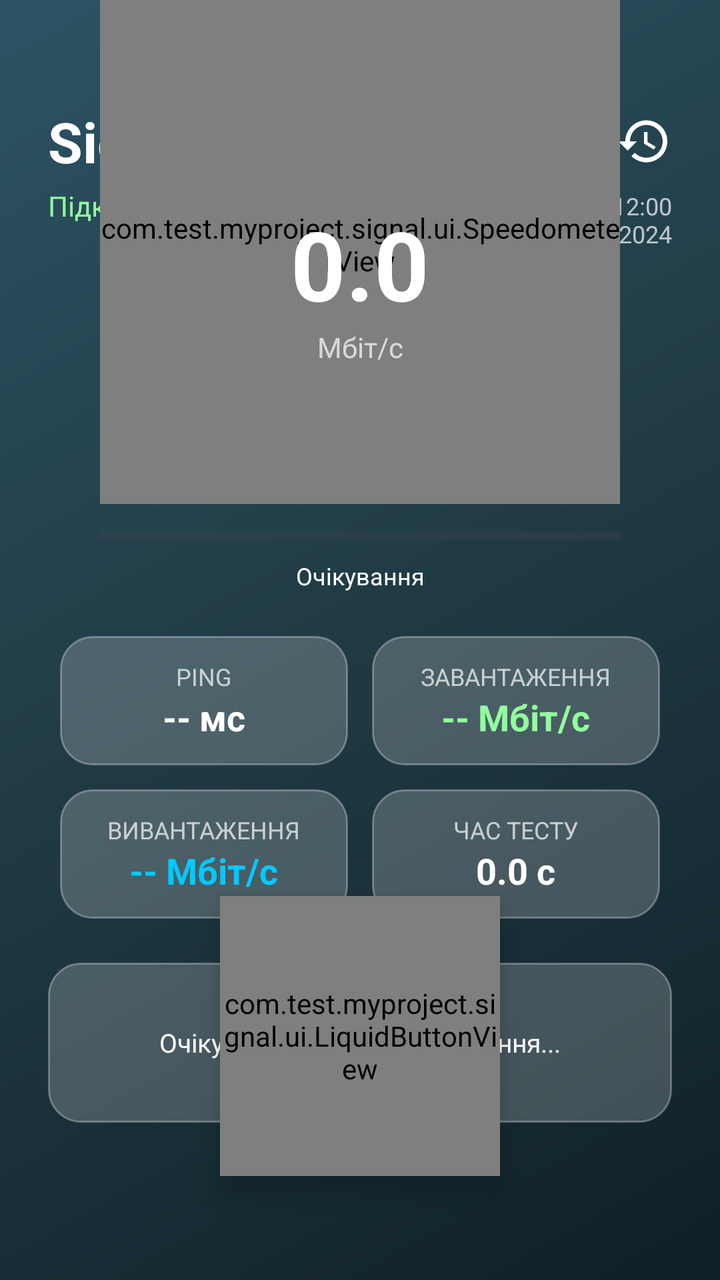
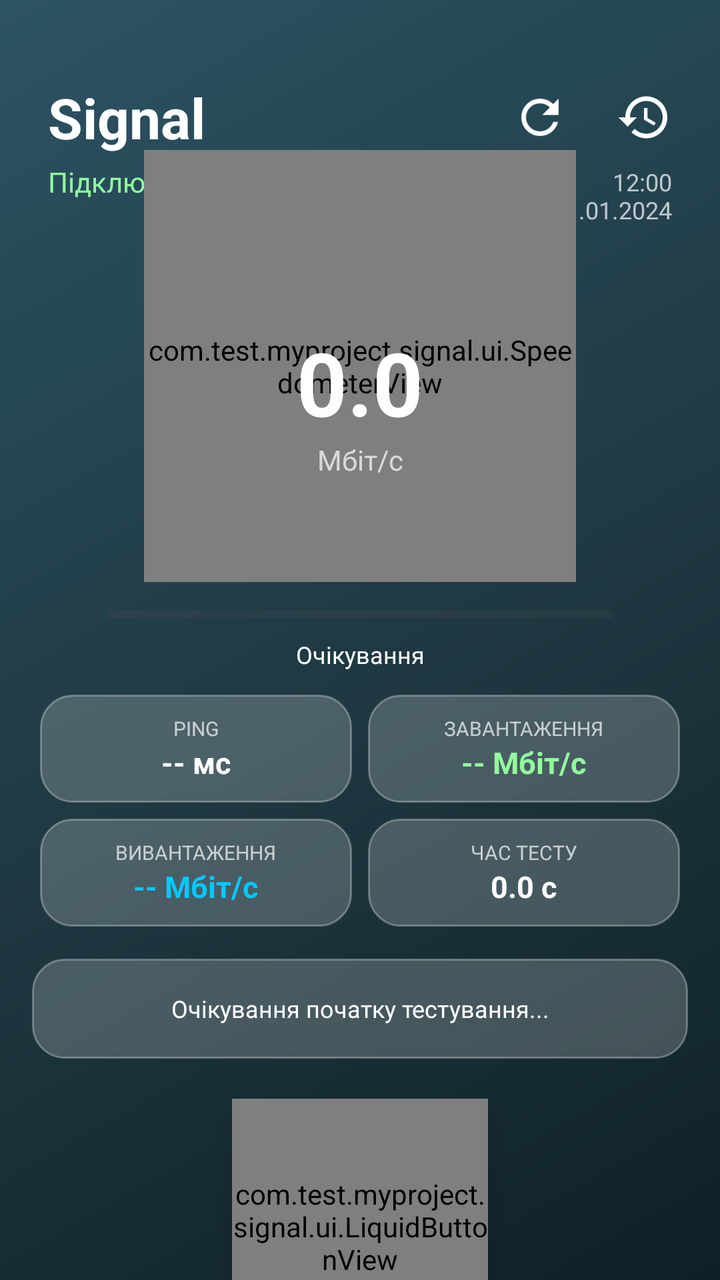

Before-and-after screenshots of an Android layout around one commit, followed by the original layout XML and the change that was made.
<!-- AndroidManifest.xml: activity theme Theme.Signal -->
<!-- res/layout/activity_main.xml -->
<?xml version="1.0" encoding="utf-8"?>
<androidx.constraintlayout.widget.ConstraintLayout xmlns:android="http://schemas.android.com/apk/res/android"
    xmlns:app="http://schemas.android.com/apk/res-auto"
    xmlns:tools="http://schemas.android.com/tools"
    android:layout_width="match_parent"
    android:layout_height="match_parent"
    android:background="@drawable/gradient_background"
    tools:context=".ui.MainActivity">

    <TextView
        android:id="@+id/tvAppTitle"
        android:layout_width="0dp"
        android:layout_height="wrap_content"
        android:layout_marginStart="24dp"
        android:layout_marginTop="52dp"
        android:text="Signal"
        android:textColor="#FFFFFF"
        android:textSize="28sp"
        android:textStyle="bold"
        app:layout_constraintEnd_toStartOf="@+id/btnRefresh"
        app:layout_constraintStart_toStartOf="parent"
        app:layout_constraintTop_toTopOf="parent" />

    <TextView
        android:id="@+id/tvNetworkType"
        android:layout_width="0dp"
        android:layout_height="wrap_content"
        android:layout_marginTop="4dp"
        android:text="Підключення: Перевірка..."
        android:textColor="#92FE9D"
        android:textSize="14sp"
        app:layout_constraintEnd_toStartOf="@+id/tvDateTime"
        app:layout_constraintStart_toStartOf="@+id/tvAppTitle"
        app:layout_constraintTop_toBottomOf="@+id/tvAppTitle" />

    <ImageView
        android:id="@+id/btnHistory"
        android:layout_width="48dp"
        android:layout_height="48dp"
        android:layout_marginEnd="14dp"
        android:background="?attr/selectableItemBackgroundBorderless"
        android:clickable="true"
        android:focusable="true"
        android:padding="10dp"
        android:src="@drawable/ic_history"
        app:layout_constraintBottom_toBottomOf="@+id/tvAppTitle"
        app:layout_constraintEnd_toEndOf="parent"
        app:layout_constraintTop_toTopOf="@+id/tvAppTitle"
        app:tint="#FFFFFF" />

    <ImageView
        android:id="@+id/btnRefresh"
        android:layout_width="48dp"
        android:layout_height="48dp"
        android:layout_marginEnd="4dp"
        android:background="?attr/selectableItemBackgroundBorderless"
        android:clickable="true"
        android:focusable="true"
        android:padding="10dp"
        android:src="@drawable/ic_refresh"
        app:layout_constraintBottom_toBottomOf="@+id/btnHistory"
        app:layout_constraintEnd_toStartOf="@+id/btnHistory"
        app:layout_constraintTop_toTopOf="@+id/btnHistory"
        app:tint="#FFFFFF" />

    <TextView
        android:id="@+id/tvDateTime"
        android:layout_width="wrap_content"
        android:layout_height="wrap_content"
        android:layout_marginEnd="24dp"
        android:gravity="end"
        android:text="12:00\n01.01.2024"
        android:textColor="#B3FFFFFF"
        android:textSize="12sp"
        app:layout_constraintEnd_toEndOf="parent"
        app:layout_constraintTop_toBottomOf="@+id/btnHistory" />

    <FrameLayout
        android:id="@+id/speedometerContainer"
        android:layout_width="260dp"
        android:layout_height="260dp"
        android:layout_marginTop="16dp"
        app:layout_constraintBottom_toTopOf="@+id/progressBarTest"
        app:layout_constraintEnd_toEndOf="parent"
        app:layout_constraintStart_toStartOf="parent"
        app:layout_constraintTop_toBottomOf="@+id/tvDateTime"
        app:layout_constraintVertical_chainStyle="packed">

        <com.test.myproject.signal.ui.SpeedometerView
            android:id="@+id/speedometerView"
            android:layout_width="match_parent"
            android:layout_height="match_parent" />

        <androidx.constraintlayout.widget.ConstraintLayout
            android:layout_width="match_parent"
            android:layout_height="match_parent">

            <TextView
                android:id="@+id/tvCurrentSpeed"
                android:layout_width="wrap_content"
                android:layout_height="wrap_content"
                android:text="0.0"
                android:textColor="#FFFFFF"
                android:textSize="48sp"
                android:textStyle="bold"
                app:layout_constraintBottom_toBottomOf="parent"
                app:layout_constraintEnd_toEndOf="parent"
                app:layout_constraintStart_toStartOf="parent"
                app:layout_constraintTop_toTopOf="parent"
                app:layout_constraintVertical_bias="0.55" />

            <TextView
                android:id="@+id/tvSpeedUnit"
                android:layout_width="wrap_content"
                android:layout_height="wrap_content"
                android:text="Мбіт/с"
                android:textColor="#B3FFFFFF"
                android:textSize="14sp"
                app:layout_constraintEnd_toEndOf="@+id/tvCurrentSpeed"
                app:layout_constraintStart_toStartOf="@+id/tvCurrentSpeed"
                app:layout_constraintTop_toBottomOf="@+id/tvCurrentSpeed" />
        </androidx.constraintlayout.widget.ConstraintLayout>
    </FrameLayout>

    <ProgressBar
        android:id="@+id/progressBarTest"
        style="?android:attr/progressBarStyleHorizontal"
        android:layout_width="260dp"
        android:layout_height="wrap_content"
        android:layout_marginTop="8dp"
        android:max="100"
        android:progress="0"
        android:progressTint="#00C9FF"
        app:layout_constraintBottom_toTopOf="@+id/tvTestState"
        app:layout_constraintEnd_toEndOf="parent"
        app:layout_constraintStart_toStartOf="parent"
        app:layout_constraintTop_toBottomOf="@+id/speedometerContainer" />

    <TextView
        android:id="@+id/tvTestState"
        android:layout_width="wrap_content"
        android:layout_height="wrap_content"
        android:layout_marginTop="4dp"
        android:layout_marginBottom="16dp"
        android:text="Очікування"
        android:textColor="#FFFFFF"
        android:textSize="12sp"
        app:layout_constraintBottom_toTopOf="@+id/gridResults"
        app:layout_constraintEnd_toEndOf="parent"
        app:layout_constraintStart_toStartOf="parent"
        app:layout_constraintTop_toBottomOf="@id/progressBarTest" />

    <GridLayout
        android:id="@+id/gridResults"
        android:layout_width="0dp"
        android:layout_height="wrap_content"
        android:layout_marginHorizontal="24dp"
        android:layout_marginBottom="16dp"
        android:columnCount="2"
        android:rowCount="2"
        app:layout_constraintBottom_toTopOf="@+id/tvConclusion"
        app:layout_constraintEnd_toEndOf="parent"
        app:layout_constraintStart_toStartOf="parent"
        app:layout_constraintTop_toBottomOf="@+id/tvTestState">

        <LinearLayout
            android:layout_width="0dp"
            android:layout_height="wrap_content"
            android:layout_rowWeight="1"
            android:layout_columnWeight="1"
            android:layout_margin="6dp"
            android:background="@drawable/card_background"
            android:gravity="center"
            android:orientation="vertical"
            android:paddingHorizontal="8dp"
            android:paddingVertical="12dp">

            <TextView
                android:layout_width="wrap_content"
                android:layout_height="wrap_content"
                android:text="PING"
                android:textColor="#B3FFFFFF"
                android:textSize="12sp" />

            <TextView
                android:id="@+id/tvPing"
                android:layout_width="wrap_content"
                android:layout_height="wrap_content"
                android:text="-- мс"
                android:textColor="#FFFFFF"
                android:textSize="18sp"
                android:textStyle="bold" />
        </LinearLayout>

        <LinearLayout
            android:layout_width="0dp"
            android:layout_height="wrap_content"
            android:layout_rowWeight="1"
            android:layout_columnWeight="1"
            android:layout_margin="6dp"
            android:background="@drawable/card_background"
            android:gravity="center"
            android:orientation="vertical"
            android:paddingHorizontal="8dp"
            android:paddingVertical="12dp">

            <TextView
                android:layout_width="wrap_content"
                android:layout_height="wrap_content"
                android:text="ЗАВАНТАЖЕННЯ"
                android:textColor="#B3FFFFFF"
                android:textSize="12sp" />

            <TextView
                android:id="@+id/tvDownload"
                android:layout_width="wrap_content"
                android:layout_height="wrap_content"
                android:text="-- Мбіт/с"
                android:textColor="#92FE9D"
                android:textSize="18sp"
                android:textStyle="bold" />
        </LinearLayout>

        <LinearLayout
            android:layout_width="0dp"
            android:layout_height="wrap_content"
            android:layout_rowWeight="1"
            android:layout_columnWeight="1"
            android:layout_margin="6dp"
            android:background="@drawable/card_background"
            android:gravity="center"
            android:orientation="vertical"
            android:paddingHorizontal="8dp"
            android:paddingVertical="12dp">

            <TextView
                android:layout_width="wrap_content"
                android:layout_height="wrap_content"
                android:text="ВИВАНТАЖЕННЯ"
                android:textColor="#B3FFFFFF"
                android:textSize="12sp" />

            <TextView
                android:id="@+id/tvUpload"
                android:layout_width="wrap_content"
                android:layout_height="wrap_content"
                android:text="-- Мбіт/с"
                android:textColor="#00C9FF"
                android:textSize="18sp"
                android:textStyle="bold" />
        </LinearLayout>

        <LinearLayout
            android:layout_width="0dp"
            android:layout_height="wrap_content"
            android:layout_rowWeight="1"
            android:layout_columnWeight="1"
            android:layout_margin="6dp"
            android:background="@drawable/card_background"
            android:gravity="center"
            android:orientation="vertical"
            android:paddingHorizontal="8dp"
            android:paddingVertical="12dp">

            <TextView
                android:layout_width="wrap_content"
                android:layout_height="wrap_content"
                android:text="ЧАС ТЕСТУ"
                android:textColor="#B3FFFFFF"
                android:textSize="12sp" />

            <TextView
                android:id="@+id/tvDuration"
                android:layout_width="wrap_content"
                android:layout_height="wrap_content"
                android:text="0.0 с"
                android:textColor="#FFFFFF"
                android:textSize="18sp"
                android:textStyle="bold" />
        </LinearLayout>
    </GridLayout>

    <TextView
        android:id="@+id/tvConclusion"
        android:layout_width="0dp"
        android:layout_height="wrap_content"
        android:layout_marginHorizontal="24dp"
        android:layout_marginBottom="16dp"
        android:background="@drawable/card_background"
        android:gravity="center"
        android:minHeight="80dp"
        android:padding="16dp"
        android:text="Очікування початку тестування..."
        android:textColor="#FFFFFF"
        android:textSize="13sp"
        app:layout_constraintBottom_toTopOf="@+id/btnStartContainer"
        app:layout_constraintEnd_toEndOf="parent"
        app:layout_constraintStart_toStartOf="parent"
        app:layout_constraintTop_toBottomOf="@+id/gridResults" />

    <FrameLayout
        android:id="@+id/btnStartContainer"
        android:layout_width="180dp"
        android:layout_height="180dp"
        android:layout_marginBottom="32dp"
        app:layout_constraintBottom_toBottomOf="parent"
        app:layout_constraintEnd_toEndOf="parent"
        app:layout_constraintStart_toStartOf="parent">

        <com.test.myproject.signal.ui.LiquidButtonView
            android:id="@+id/btnStartTest"
            android:layout_width="140dp"
            android:layout_height="140dp"
            android:layout_gravity="center"
            android:elevation="8dp" />
    </FrameLayout>

</androidx.constraintlayout.widget.ConstraintLayout>
<!-- resources referenced by this layout -->
<resources>
  <!-- drawable card_background (drawable) -->
  <?xml version="1.0" encoding="utf-8"?>
  <shape xmlns:android="http://schemas.android.com/apk/res/android">
      <solid android:color="#33FFFFFF" />
      <corners android:radius="16dp" />
      <stroke
          android:width="1dp"
          android:color="#4DFFFFFF" />
  </shape>
  <!-- drawable gradient_background (drawable) -->
  <?xml version="1.0" encoding="utf-8"?>
  <shape xmlns:android="http://schemas.android.com/apk/res/android">
      <gradient
          android:angle="135"
          android:centerColor="#203A43"
          android:endColor="#2C5364"
          android:startColor="#0F2027"
          android:type="linear" />
  </shape>
  <!-- drawable ic_history (drawable) -->
  <vector xmlns:android="http://schemas.android.com/apk/res/android"
      android:width="24dp"
      android:height="24dp"
      android:tint="#FFFFFF"
      android:viewportWidth="24"
      android:viewportHeight="24">
      <path
          android:fillColor="@android:color/white"
          android:pathData="M13,3c-4.97,0 -9,4.03 -9,9L1,12l3.89,3.89l0.07,0.14L9,12H6c0,-3.87 3.13,-7 7,-7s7,3.13 7,7 -3.13,7 -7,7c-1.93,0 -3.68,-0.79 -4.94,-2.06l-1.42,1.42C8.27,19.99 10.51,21 13,21c4.97,0 9,-4.03 9,-9s-4.03,-9 -9,-9zM12,8v5l4.28,2.54 0.72,-1.21 -3.5,-2.08V8H12z" />
  </vector>
  <!-- drawable ic_refresh (drawable) -->
  <?xml version="1.0" encoding="utf-8"?>
  <vector xmlns:android="http://schemas.android.com/apk/res/android"
      android:width="24dp"
      android:height="24dp"
      android:tint="#FFFFFF"
      android:viewportWidth="24"
      android:viewportHeight="24">
      <path
          android:fillColor="@android:color/white"
          android:pathData="M17.65,6.35C16.2,4.9 14.21,4 12,4c-4.42,0 -7.99,3.58 -7.99,8s3.57,8 7.99,8c3.73,0 6.84,-2.55 7.73,-6h-2.08c-0.82,2.33 -3.04,4 -5.65,4 -3.31,0 -6,-2.69 -6,-6s2.69,-6 6,-6c1.66,0 3.14,0.69 4.22,1.78L13,11h7V4l-2.35,2.35z" />
  </vector>
  <style name="Theme.Signal" parent="Base.Theme.Signal" />
  <style name="Base.Theme.Signal" parent="Theme.Material3.DayNight.NoActionBar" />
</resources>

<!-- the commit's change to res/layout/activity_main.xml (unified diff, before → after) -->
@@ -12,7 +12,7 @@
         android:layout_width="0dp"
         android:layout_height="wrap_content"
         android:layout_marginStart="24dp"
-        android:layout_marginTop="52dp"
+        android:layout_marginTop="40dp"
         android:text="Signal"
         android:textColor="#FFFFFF"
         android:textSize="28sp"
@@ -77,14 +77,17 @@
 
     <FrameLayout
         android:id="@+id/speedometerContainer"
-        android:layout_width="260dp"
-        android:layout_height="260dp"
-        android:layout_marginTop="16dp"
-        app:layout_constraintBottom_toTopOf="@+id/progressBarTest"
-        app:layout_constraintEnd_toEndOf="parent"
-        app:layout_constraintStart_toStartOf="parent"
-        app:layout_constraintTop_toBottomOf="@+id/tvDateTime"
-        app:layout_constraintVertical_chainStyle="packed">
+        android:layout_width="0dp"
+        android:layout_height="0dp"
+        android:layout_marginTop="8dp"
+        app:layout_constraintWidth_percent="0.6"
+        app:layout_constraintDimensionRatio="1:1"
+        app:layout_constraintVertical_chainStyle="packed"
+        app:layout_constraintVertical_bias="0.4"
+        app:layout_constraintBottom_toTopOf="@+id/tvServerLocation"
+        app:layout_constraintEnd_toEndOf="parent"
+        app:layout_constraintStart_toStartOf="parent"
+        app:layout_constraintTop_toBottomOf="@+id/tvDateTime">
 
         <com.test.myproject.signal.ui.SpeedometerView
             android:id="@+id/speedometerView"
@@ -97,12 +100,18 @@
 
             <TextView
                 android:id="@+id/tvCurrentSpeed"
-                android:layout_width="wrap_content"
-                android:layout_height="wrap_content"
+                android:layout_width="0dp"
+                android:layout_height="wrap_content"
+                android:layout_marginHorizontal="20dp"
+                android:gravity="center"
+                android:lines="1"
                 android:text="0.0"
                 android:textColor="#FFFFFF"
-                android:textSize="48sp"
+                android:textSize="44sp"
                 android:textStyle="bold"
+                app:autoSizeMaxTextSize="44sp"
+                app:autoSizeMinTextSize="24sp"
+                app:autoSizeTextType="uniform"
                 app:layout_constraintBottom_toBottomOf="parent"
                 app:layout_constraintEnd_toEndOf="parent"
                 app:layout_constraintStart_toStartOf="parent"
@@ -122,26 +131,55 @@
         </androidx.constraintlayout.widget.ConstraintLayout>
     </FrameLayout>
 
+    <TextView
+        android:id="@+id/tvServerLocation"
+        android:layout_width="0dp"
+        android:layout_height="wrap_content"
+        android:layout_marginTop="8dp"
+        android:layout_marginHorizontal="16dp"
+        android:gravity="center"
+        android:text="Сервер: Очікування..."
+        android:textColor="#F6D365"
+        android:textSize="12sp"
+        android:textStyle="bold"
+        android:visibility="gone"
+        app:layout_constraintBottom_toTopOf="@+id/connectionFlowView"
+        app:layout_constraintEnd_toEndOf="parent"
+        app:layout_constraintStart_toStartOf="parent"
+        app:layout_constraintTop_toBottomOf="@+id/speedometerContainer" />
+
+    <com.test.myproject.signal.ui.ConnectionFlowView
+        android:id="@+id/connectionFlowView"
+        android:layout_width="0dp"
+        android:layout_height="70dp"
+        android:layout_marginTop="8dp"
+        android:visibility="gone"
+        app:layout_constraintBottom_toTopOf="@+id/progressBarTest"
+        app:layout_constraintEnd_toEndOf="parent"
+        app:layout_constraintStart_toStartOf="parent"
+        app:layout_constraintTop_toBottomOf="@+id/tvServerLocation" />
+
     <ProgressBar
         android:id="@+id/progressBarTest"
         style="?android:attr/progressBarStyleHorizontal"
-        android:layout_width="260dp"
+        android:layout_width="0dp"
         android:layout_height="wrap_content"
         android:layout_marginTop="8dp"
+        app:layout_constraintWidth_percent="0.7"
         android:max="100"
         android:progress="0"
         android:progressTint="#00C9FF"
         app:layout_constraintBottom_toTopOf="@+id/tvTestState"
         app:layout_constraintEnd_toEndOf="parent"
         app:layout_constraintStart_toStartOf="parent"
-        app:layout_constraintTop_toBottomOf="@+id/speedometerContainer" />
+        app:layout_constraintTop_toBottomOf="@+id/connectionFlowView" />
 
     <TextView
         android:id="@+id/tvTestState"
         android:layout_width="wrap_content"
         android:layout_height="wrap_content"
         android:layout_marginTop="4dp"
-        android:layout_marginBottom="16dp"
+        android:layout_marginBottom="8dp"
         android:text="Очікування"
         android:textColor="#FFFFFF"
         android:textSize="12sp"
@@ -154,8 +192,8 @@
         android:id="@+id/gridResults"
         android:layout_width="0dp"
         android:layout_height="wrap_content"
-        android:layout_marginHorizontal="24dp"
-        android:layout_marginBottom="16dp"
+        android:layout_marginHorizontal="16dp"
+        android:layout_marginBottom="12dp"
         android:columnCount="2"
         android:rowCount="2"
         app:layout_constraintBottom_toTopOf="@+id/tvConclusion"
@@ -168,19 +206,19 @@
             android:layout_height="wrap_content"
             android:layout_rowWeight="1"
             android:layout_columnWeight="1"
-            android:layout_margin="6dp"
+            android:layout_margin="4dp"
             android:background="@drawable/card_background"
             android:gravity="center"
             android:orientation="vertical"
-            android:paddingHorizontal="8dp"
-            android:paddingVertical="12dp">
+            android:paddingHorizontal="4dp"
+            android:paddingVertical="10dp">
 
             <TextView
                 android:layout_width="wrap_content"
                 android:layout_height="wrap_content"
                 android:text="PING"
                 android:textColor="#B3FFFFFF"
-                android:textSize="12sp" />
+                android:textSize="10sp" />
 
             <TextView
                 android:id="@+id/tvPing"
@@ -188,7 +226,7 @@
                 android:layout_height="wrap_content"
                 android:text="-- мс"
                 android:textColor="#FFFFFF"
-                android:textSize="18sp"
+                android:textSize="15sp"
                 android:textStyle="bold" />
         </LinearLayout>
 
@@ -197,19 +235,19 @@
             android:layout_height="wrap_content"
             android:layout_rowWeight="1"
             android:layout_columnWeight="1"
-            android:layout_margin="6dp"
+            android:layout_margin="4dp"
             android:background="@drawable/card_background"
             android:gravity="center"
             android:orientation="vertical"
-            android:paddingHorizontal="8dp"
-            android:paddingVertical="12dp">
+            android:paddingHorizontal="4dp"
+            android:paddingVertical="10dp">
 
             <TextView
                 android:layout_width="wrap_content"
                 android:layout_height="wrap_content"
                 android:text="ЗАВАНТАЖЕННЯ"
                 android:textColor="#B3FFFFFF"
-                android:textSize="12sp" />
+                android:textSize="10sp" />
 
             <TextView
                 android:id="@+id/tvDownload"
@@ -217,7 +255,7 @@
                 android:layout_height="wrap_content"
                 android:text="-- Мбіт/с"
                 android:textColor="#92FE9D"
-                android:textSize="18sp"
+                android:textSize="15sp"
                 android:textStyle="bold" />
         </LinearLayout>
 
@@ -226,19 +264,19 @@
             android:layout_height="wrap_content"
             android:layout_rowWeight="1"
             android:layout_columnWeight="1"
-            android:layout_margin="6dp"
+            android:layout_margin="4dp"
             android:background="@drawable/card_background"
             android:gravity="center"
             android:orientation="vertical"
-            android:paddingHorizontal="8dp"
-            android:paddingVertical="12dp">
+            android:paddingHorizontal="4dp"
+            android:paddingVertical="10dp">
 
             <TextView
                 android:layout_width="wrap_content"
                 android:layout_height="wrap_content"
                 android:text="ВИВАНТАЖЕННЯ"
                 android:textColor="#B3FFFFFF"
-                android:textSize="12sp" />
+                android:textSize="10sp" />
 
             <TextView
                 android:id="@+id/tvUpload"
@@ -246,7 +284,7 @@
                 android:layout_height="wrap_content"
                 android:text="-- Мбіт/с"
                 android:textColor="#00C9FF"
-                android:textSize="18sp"
+                android:textSize="15sp"
                 android:textStyle="bold" />
         </LinearLayout>
 
@@ -255,19 +293,19 @@
             android:layout_height="wrap_content"
             android:layout_rowWeight="1"
             android:layout_columnWeight="1"
-            android:layout_margin="6dp"
+            android:layout_margin="4dp"
             android:background="@drawable/card_background"
             android:gravity="center"
             android:orientation="vertical"
-            android:paddingHorizontal="8dp"
-            android:paddingVertical="12dp">
+            android:paddingHorizontal="4dp"
+            android:paddingVertical="10dp">
 
             <TextView
                 android:layout_width="wrap_content"
                 android:layout_height="wrap_content"
                 android:text="ЧАС ТЕСТУ"
                 android:textColor="#B3FFFFFF"
-                android:textSize="12sp" />
+                android:textSize="10sp" />
 
             <TextView
                 android:id="@+id/tvDuration"
@@ -275,7 +313,7 @@
                 android:layout_height="wrap_content"
                 android:text="0.0 с"
                 android:textColor="#FFFFFF"
-                android:textSize="18sp"
+                android:textSize="15sp"
                 android:textStyle="bold" />
         </LinearLayout>
     </GridLayout>
@@ -284,15 +322,15 @@
         android:id="@+id/tvConclusion"
         android:layout_width="0dp"
         android:layout_height="wrap_content"
-        android:layout_marginHorizontal="24dp"
-        android:layout_marginBottom="16dp"
+        android:layout_marginHorizontal="16dp"
+        android:layout_marginBottom="12dp"
         android:background="@drawable/card_background"
         android:gravity="center"
-        android:minHeight="80dp"
-        android:padding="16dp"
+        android:minHeight="50dp"
+        android:padding="12dp"
         android:text="Очікування початку тестування..."
         android:textColor="#FFFFFF"
-        android:textSize="13sp"
+        android:textSize="12sp"
         app:layout_constraintBottom_toTopOf="@+id/btnStartContainer"
         app:layout_constraintEnd_toEndOf="parent"
         app:layout_constraintStart_toStartOf="parent"
@@ -300,17 +338,21 @@
 
     <FrameLayout
         android:id="@+id/btnStartContainer"
-        android:layout_width="180dp"
-        android:layout_height="180dp"
-        android:layout_marginBottom="32dp"
+        android:layout_width="0dp"
+        android:layout_height="0dp"
+        android:layout_marginBottom="24dp"
+        app:layout_constraintWidth_percent="0.4"
+        app:layout_constraintDimensionRatio="1:1"
         app:layout_constraintBottom_toBottomOf="parent"
         app:layout_constraintEnd_toEndOf="parent"
-        app:layout_constraintStart_toStartOf="parent">
+        app:layout_constraintStart_toStartOf="parent"
+        app:layout_constraintTop_toBottomOf="@+id/tvConclusion">
 
         <com.test.myproject.signal.ui.LiquidButtonView
             android:id="@+id/btnStartTest"
-            android:layout_width="140dp"
-            android:layout_height="140dp"
+            android:layout_width="match_parent"
+            android:layout_height="match_parent"
+            android:layout_margin="8dp"
             android:layout_gravity="center"
             android:elevation="8dp" />
     </FrameLayout>
